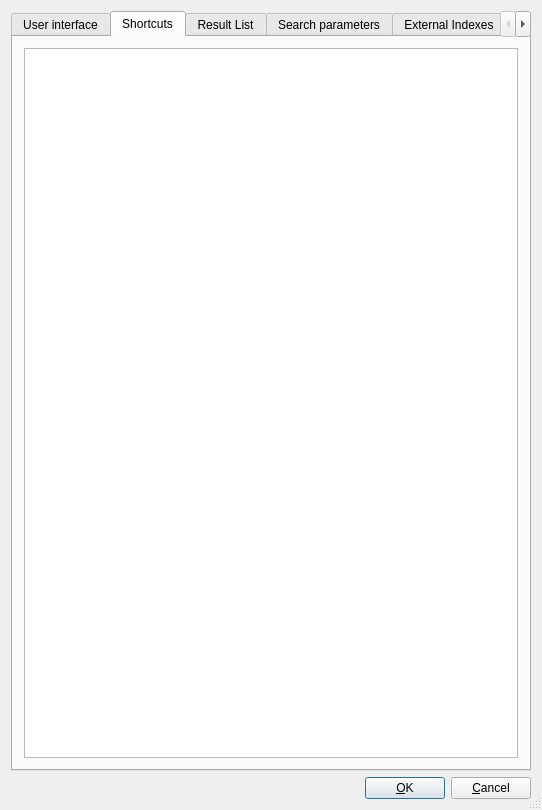
The window that src/qtgui/uiprefs.ui (alberti42/recoll-macos) describes before a commit, drawn with Qt 5.
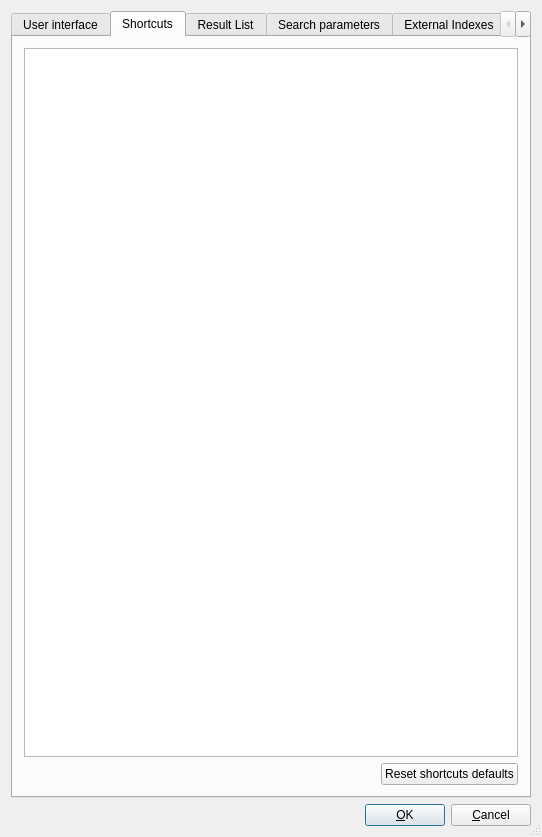
The same window after the commit. The open tabs and pages were chosen to show the change.

Commit message: Added interface to reset the shortcuts defaults. Esp. useful in case of language mixup

The edit to the form file:
```diff
--- a/src/qtgui/uiprefs.ui
+++ b/src/qtgui/uiprefs.ui
@@ -7,7 +7,7 @@
     <x>0</x>
     <y>0</y>
     <width>542</width>
-    <height>810</height>
+    <height>837</height>
    </rect>
   </property>
   <property name="windowTitle">
@@ -495,9 +495,37 @@
       <attribute name="title">
        <string>Shortcuts</string>
       </attribute>
-      <layout class="QVBoxLayout" name="verticalLayout">
+      <layout class="QVBoxLayout" name="verticalLayout_4">
        <item>
-        <widget class="QTableWidget" name="shortcutsTB"/>
+        <layout class="QVBoxLayout" name="verticalLayout">
+         <item>
+          <widget class="QTableWidget" name="shortcutsTB"/>
+         </item>
+         <item>
+          <layout class="QHBoxLayout" name="horizontalLayout_2">
+           <item>
+            <spacer name="horizontalSpacer">
+             <property name="orientation">
+              <enum>Qt::Horizontal</enum>
+             </property>
+             <property name="sizeHint" stdset="0">
+              <size>
+               <width>40</width>
+               <height>20</height>
+              </size>
+             </property>
+            </spacer>
+           </item>
+           <item>
+            <widget class="QPushButton" name="resetscPB">
+             <property name="text">
+              <string>Reset shortcuts defaults</string>
+             </property>
+            </widget>
+           </item>
+          </layout>
+         </item>
+        </layout>
        </item>
       </layout>
      </widget>
```
The commit also changes 4 other files.
